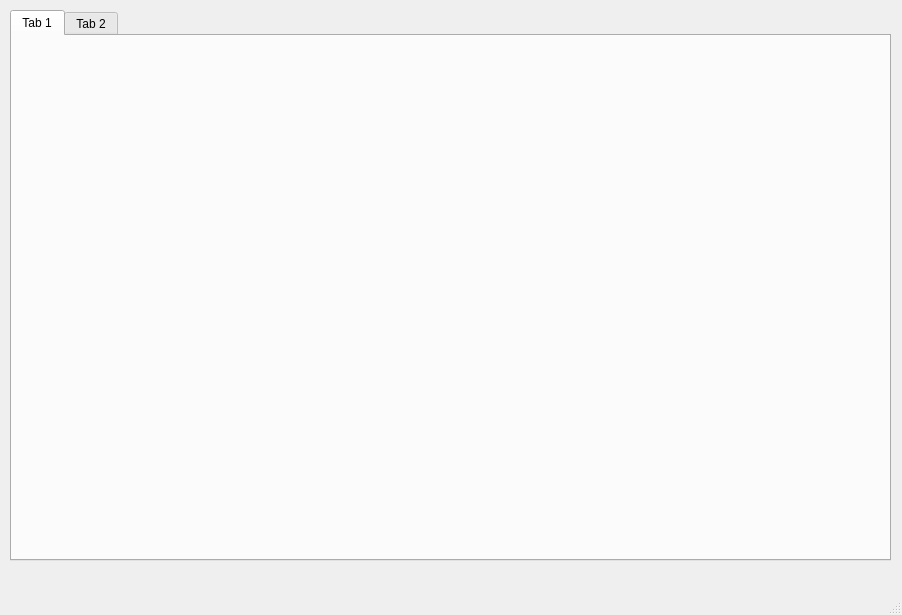
The window that QT/market-analysis_qt/mainwindow.ui (Gendostie/market-analysis) describes before a commit, drawn with Qt 5.
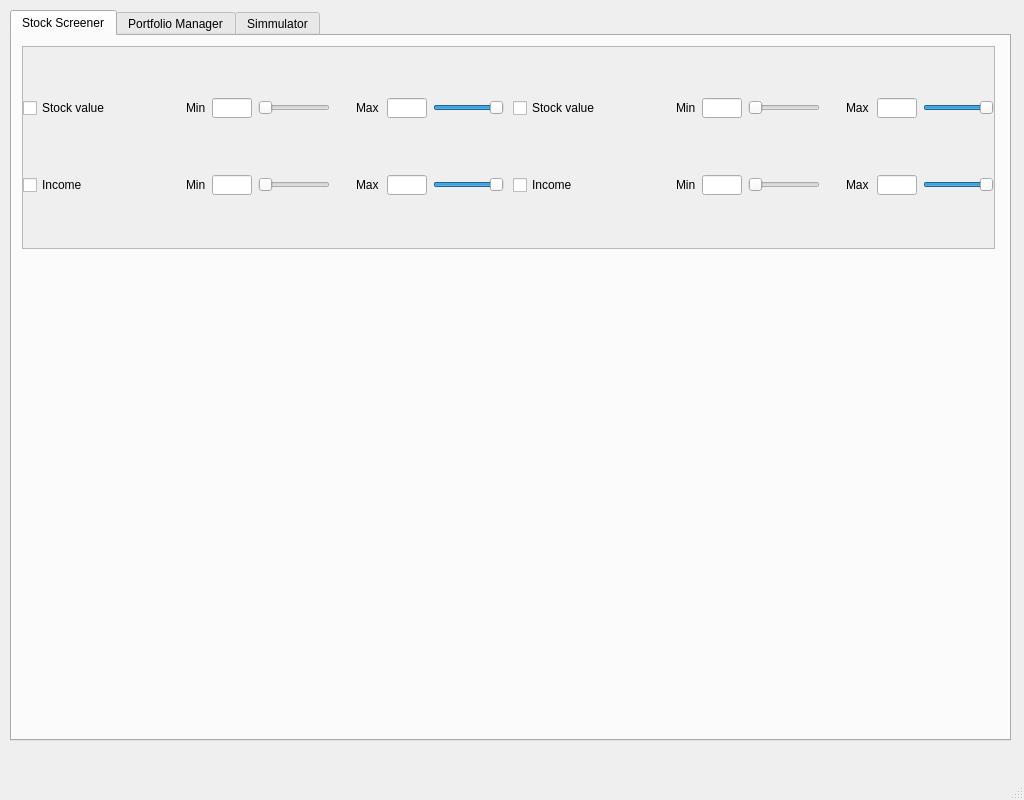
The same window after the commit.

Commit message: try dynamically create criteria to select

What changed in the file:
```diff
--- a/QT/market-analysis_qt/mainwindow.ui
+++ b/QT/market-analysis_qt/mainwindow.ui
@@ -6,31 +6,759 @@
    <rect>
     <x>0</x>
     <y>0</y>
-    <width>902</width>
-    <height>615</height>
+    <width>1024</width>
+    <height>800</height>
    </rect>
   </property>
   <property name="windowTitle">
    <string>MainWindow</string>
   </property>
   <widget class="QWidget" name="centralwidget">
-   <widget class="QTabWidget" name="tabWidget">
+   <widget class="QTabWidget" name="tab">
     <property name="geometry">
      <rect>
       <x>10</x>
       <y>10</y>
-      <width>881</width>
-      <height>551</height>
+      <width>1001</width>
+      <height>731</height>
      </rect>
     </property>
-    <widget class="QWidget" name="tab">
+    <property name="currentIndex">
+     <number>0</number>
+    </property>
+    <widget class="QWidget" name="tabStockScreener">
      <attribute name="title">
-      <string>Tab 1</string>
+      <string>Stock Screener</string>
      </attribute>
+     <widget class="QScrollArea" name="scrollArea">
+      <property name="geometry">
+       <rect>
+        <x>10</x>
+        <y>10</y>
+        <width>973</width>
+        <height>203</height>
+       </rect>
+      </property>
+      <property name="widgetResizable">
+       <bool>true</bool>
+      </property>
+      <widget class="QWidget" name="scrollAreaWidgetContents">
+       <property name="geometry">
+        <rect>
+         <x>0</x>
+         <y>0</y>
+         <width>971</width>
+         <height>201</height>
+        </rect>
+       </property>
+       <widget class="QWidget" name="horizontalLayoutWidget">
+        <property name="geometry">
+         <rect>
+          <x>0</x>
+          <y>0</y>
+          <width>971</width>
+          <height>201</height>
+         </rect>
+        </property>
+        <layout class="QHBoxLayout" name="horizontalLayout">
+         <item>
+          <layout class="QVBoxLayout" name="verticalLayout_left">
+           <item>
+            <layout class="QHBoxLayout" name="horizontalLayout_stockValue">
+             <property name="sizeConstraint">
+              <enum>QLayout::SetDefaultConstraint</enum>
+             </property>
+             <item>
+              <widget class="QCheckBox" name="checkBox_stockValue">
+               <property name="minimumSize">
+                <size>
+                 <width>150</width>
+                 <height>16</height>
+                </size>
+               </property>
+               <property name="maximumSize">
+                <size>
+                 <width>200</width>
+                 <height>16777215</height>
+                </size>
+               </property>
+               <property name="text">
+                <string>Stock value</string>
+               </property>
+              </widget>
+             </item>
+             <item>
+              <spacer name="horizontalSpacer_stockValue1">
+               <property name="orientation">
+                <enum>Qt::Horizontal</enum>
+               </property>
+               <property name="sizeType">
+                <enum>QSizePolicy::Maximum</enum>
+               </property>
+               <property name="sizeHint" stdset="0">
+                <size>
+                 <width>20</width>
+                 <height>20</height>
+                </size>
+               </property>
+              </spacer>
+             </item>
+             <item>
+              <widget class="QLabel" name="label_min_stockValue">
+               <property name="minimumSize">
+                <size>
+                 <width>20</width>
+                 <height>0</height>
+                </size>
+               </property>
+               <property name="maximumSize">
+                <size>
+                 <width>25</width>
+                 <height>16777215</height>
+                </size>
+               </property>
+               <property name="text">
+                <string>Min</string>
+               </property>
+              </widget>
+             </item>
+             <item>
+              <widget class="QLineEdit" name="lineEdit_min_stockValue">
+               <property name="minimumSize">
+                <size>
+                 <width>40</width>
+                 <height>20</height>
+                </size>
+               </property>
+               <property name="maximumSize">
+                <size>
+                 <width>30</width>
+                 <height>16777215</height>
+                </size>
+               </property>
+               <property name="inputMask">
+                <string/>
+               </property>
+               <property name="text">
+                <string/>
+               </property>
+              </widget>
+             </item>
+             <item>
+              <widget class="QSlider" name="horizontalSlider_min_stockValue">
+               <property name="contextMenuPolicy">
+                <enum>Qt::DefaultContextMenu</enum>
+               </property>
+               <property name="maximum">
+                <number>100</number>
+               </property>
+               <property name="orientation">
+                <enum>Qt::Horizontal</enum>
+               </property>
+              </widget>
+             </item>
+             <item>
+              <spacer name="horizontalSpacer_stockValue2">
+               <property name="orientation">
+                <enum>Qt::Horizontal</enum>
+               </property>
+               <property name="sizeType">
+                <enum>QSizePolicy::Fixed</enum>
+               </property>
+               <property name="sizeHint" stdset="0">
+                <size>
+                 <width>20</width>
+                 <height>20</height>
+                </size>
+               </property>
+              </spacer>
+             </item>
+             <item>
+              <widget class="QLabel" name="label_max_stockValue">
+               <property name="minimumSize">
+                <size>
+                 <width>25</width>
+                 <height>0</height>
+                </size>
+               </property>
+               <property name="maximumSize">
+                <size>
+                 <width>30</width>
+                 <height>16777215</height>
+                </size>
+               </property>
+               <property name="text">
+                <string>Max</string>
+               </property>
+              </widget>
+             </item>
+             <item>
+              <widget class="QLineEdit" name="lineEdit_max_stockValue">
+               <property name="minimumSize">
+                <size>
+                 <width>40</width>
+                 <height>20</height>
+                </size>
+               </property>
+               <property name="maximumSize">
+                <size>
+                 <width>30</width>
+                 <height>16777215</height>
+                </size>
+               </property>
+              </widget>
+             </item>
+             <item>
+              <widget class="QSlider" name="horizontalSlider_max_stockValue">
+               <property name="maximum">
+                <number>100</number>
+               </property>
+               <property name="value">
+                <number>100</number>
+               </property>
+               <property name="tracking">
+                <bool>true</bool>
+               </property>
+               <property name="orientation">
+                <enum>Qt::Horizontal</enum>
+               </property>
+               <property name="tickPosition">
+                <enum>QSlider::NoTicks</enum>
+               </property>
+              </widget>
+             </item>
+            </layout>
+           </item>
+           <item>
+            <layout class="QHBoxLayout" name="horizontalLayout_stockValue_2">
+             <property name="sizeConstraint">
+              <enum>QLayout::SetDefaultConstraint</enum>
+             </property>
+             <item>
+              <widget class="QCheckBox" name="checkBox_stockValue_2">
+               <property name="minimumSize">
+                <size>
+                 <width>150</width>
+                 <height>16</height>
+                </size>
+               </property>
+               <property name="maximumSize">
+                <size>
+                 <width>200</width>
+                 <height>16777215</height>
+                </size>
+               </property>
+               <property name="text">
+                <string>Income</string>
+               </property>
+              </widget>
+             </item>
+             <item>
+              <spacer name="horizontalSpacer_stockValue1_2">
+               <property name="orientation">
+                <enum>Qt::Horizontal</enum>
+               </property>
+               <property name="sizeType">
+                <enum>QSizePolicy::Maximum</enum>
+               </property>
+               <property name="sizeHint" stdset="0">
+                <size>
+                 <width>20</width>
+                 <height>20</height>
+                </size>
+               </property>
+              </spacer>
+             </item>
+             <item>
+              <widget class="QLabel" name="label_min_stockValue_2">
+               <property name="minimumSize">
+                <size>
+                 <width>20</width>
+                 <height>0</height>
+                </size>
+               </property>
+               <property name="maximumSize">
+                <size>
+                 <width>25</width>
+                 <height>16777215</height>
+                </size>
+               </property>
+               <property name="text">
+                <string>Min</string>
+               </property>
+              </widget>
+             </item>
+             <item>
+              <widget class="QLineEdit" name="lineEdit_min_stockValue_2">
+               <property name="minimumSize">
+                <size>
+                 <width>40</width>
+                 <height>20</height>
+                </size>
+               </property>
+               <property name="maximumSize">
+                <size>
+                 <width>30</width>
+                 <height>16777215</height>
+                </size>
+               </property>
+               <property name="inputMask">
+                <string/>
+               </property>
+               <property name="text">
+                <string/>
+               </property>
+              </widget>
+             </item>
+             <item>
+              <widget class="QSlider" name="horizontalSlider_min_stockValue_2">
+               <property name="contextMenuPolicy">
+                <enum>Qt::DefaultContextMenu</enum>
+               </property>
+               <property name="maximum">
+                <number>100</number>
+               </property>
+               <property name="orientation">
+                <enum>Qt::Horizontal</enum>
+               </property>
+              </widget>
+             </item>
+             <item>
+              <spacer name="horizontalSpacer_stockValue2_2">
+               <property name="orientation">
+                <enum>Qt::Horizontal</enum>
+               </property>
+               <property name="sizeType">
+                <enum>QSizePolicy::Fixed</enum>
+               </property>
+               <property name="sizeHint" stdset="0">
+                <size>
+                 <width>20</width>
+                 <height>20</height>
+                </size>
+               </property>
+              </spacer>
+             </item>
+             <item>
+              <widget class="QLabel" name="label_max_stockValue_2">
+               <property name="minimumSize">
+                <size>
+                 <width>25</width>
+                 <height>0</height>
+                </size>
+               </property>
+               <property name="maximumSize">
+                <size>
+                 <width>30</width>
+                 <height>16777215</height>
+                </size>
+               </property>
+               <property name="text">
+                <string>Max</string>
+               </property>
+              </widget>
+             </item>
+             <item>
+              <widget class="QLineEdit" name="lineEdit_max_stockValue_2">
+               <property name="minimumSize">
+                <size>
+                 <width>40</width>
+                 <height>20</height>
+                </size>
+               </property>
+               <property name="maximumSize">
+                <size>
+                 <width>30</width>
+                 <height>16777215</height>
+                </size>
+               </property>
+              </widget>
+             </item>
+             <item>
+              <widget class="QSlider" name="horizontalSlider_max_stockValue_2">
+               <property name="maximum">
+                <number>100</number>
+               </property>
+               <property name="value">
+                <number>100</number>
+               </property>
+               <property name="tracking">
+                <bool>true</bool>
+               </property>
+               <property name="orientation">
+                <enum>Qt::Horizontal</enum>
+               </property>
+               <property name="tickPosition">
+                <enum>QSlider::NoTicks</enum>
+               </property>
+              </widget>
+             </item>
+            </layout>
+           </item>
+          </layout>
+         </item>
+         <item>
+          <spacer name="horizontalSpacer">
+           <property name="orientation">
+            <enum>Qt::Horizontal</enum>
+           </property>
+           <property name="sizeHint" stdset="0">
+            <size>
+             <width>40</width>
+             <height>20</height>
+            </size>
+           </property>
+          </spacer>
+         </item>
+         <item>
+          <layout class="QVBoxLayout" name="verticalLayout_rigth">
+           <item>
+            <layout class="QHBoxLayout" name="horizontalLayout_stockValue_3">
+             <property name="sizeConstraint">
+              <enum>QLayout::SetDefaultConstraint</enum>
+             </property>
+             <item>
+              <widget class="QCheckBox" name="checkBox_stockValue_3">
+               <property name="minimumSize">
+                <size>
+                 <width>150</width>
+                 <height>16</height>
+                </size>
+               </property>
+               <property name="maximumSize">
+                <size>
+                 <width>200</width>
+                 <height>16777215</height>
+                </size>
+               </property>
+               <property name="text">
+                <string>Stock value</string>
+               </property>
+              </widget>
+             </item>
+             <item>
+              <spacer name="horizontalSpacer_stockValue1_3">
+               <property name="orientation">
+                <enum>Qt::Horizontal</enum>
+               </property>
+               <property name="sizeType">
+                <enum>QSizePolicy::Maximum</enum>
+               </property>
+               <property name="sizeHint" stdset="0">
+                <size>
+                 <width>20</width>
+                 <height>20</height>
+                </size>
+               </property>
+              </spacer>
+             </item>
+             <item>
+              <widget class="QLabel" name="label_min_stockValue_3">
+               <property name="minimumSize">
+                <size>
+                 <width>20</width>
+                 <height>0</height>
+                </size>
+               </property>
+               <property name="maximumSize">
+                <size>
+                 <width>25</width>
+                 <height>16777215</height>
+                </size>
+               </property>
+               <property name="text">
+                <string>Min</string>
+               </property>
+              </widget>
+             </item>
+             <item>
+              <widget class="QLineEdit" name="lineEdit_min_stockValue_3">
+               <property name="minimumSize">
+                <size>
+                 <width>40</width>
+                 <height>20</height>
+                </size>
+               </property>
+               <property name="maximumSize">
+                <size>
+                 <width>30</width>
+                 <height>16777215</height>
+                </size>
+               </property>
+               <property name="inputMask">
+                <string/>
+               </property>
+               <property name="text">
+                <string/>
+               </property>
+              </widget>
+             </item>
+             <item>
+              <widget class="QSlider" name="horizontalSlider_min_stockValue_3">
+               <property name="contextMenuPolicy">
+                <enum>Qt::DefaultContextMenu</enum>
+               </property>
+               <property name="maximum">
+                <number>100</number>
+               </property>
+               <property name="orientation">
+                <enum>Qt::Horizontal</enum>
+               </property>
+              </widget>
+             </item>
+             <item>
+              <spacer name="horizontalSpacer_stockValue2_3">
+               <property name="orientation">
+                <enum>Qt::Horizontal</enum>
+               </property>
+               <property name="sizeType">
+                <enum>QSizePolicy::Fixed</enum>
+               </property>
+               <property name="sizeHint" stdset="0">
+                <size>
+                 <width>20</width>
+                 <height>20</height>
+                </size>
+               </property>
+              </spacer>
+             </item>
+             <item>
+              <widget class="QLabel" name="label_max_stockValue_3">
+               <property name="minimumSize">
+                <size>
+                 <width>25</width>
+                 <height>0</height>
+                </size>
+               </property>
+               <property name="maximumSize">
+                <size>
+                 <width>30</width>
+                 <height>16777215</height>
+                </size>
+               </property>
+               <property name="text">
+                <string>Max</string>
+               </property>
+              </widget>
+             </item>
+             <item>
+              <widget class="QLineEdit" name="lineEdit_max_stockValue_3">
+               <property name="minimumSize">
+                <size>
+                 <width>40</width>
+                 <height>20</height>
+                </size>
+               </property>
+               <property name="maximumSize">
+                <size>
+                 <width>30</width>
+                 <height>16777215</height>
+                </size>
+               </property>
+              </widget>
+             </item>
+             <item>
+              <widget class="QSlider" name="horizontalSlider_max_stockValue_3">
+               <property name="maximum">
+                <number>100</number>
+               </property>
+               <property name="value">
+                <number>100</number>
+               </property>
+               <property name="tracking">
+                <bool>true</bool>
+               </property>
+               <property name="orientation">
+                <enum>Qt::Horizontal</enum>
+               </property>
+               <property name="tickPosition">
+                <enum>QSlider::NoTicks</enum>
+               </property>
+              </widget>
+             </item>
+            </layout>
+           </item>
+           <item>
+            <layout class="QHBoxLayout" name="horizontalLayout_stockValue_4">
+             <property name="sizeConstraint">
+              <enum>QLayout::SetDefaultConstraint</enum>
+             </property>
+             <item>
+              <widget class="QCheckBox" name="checkBox_stockValue_4">
+               <property name="minimumSize">
+                <size>
+                 <width>150</width>
+                 <height>16</height>
+                </size>
+               </property>
+               <property name="maximumSize">
+                <size>
+                 <width>200</width>
+                 <height>16777215</height>
+                </size>
+               </property>
+               <property name="text">
+                <string>Income</string>
+               </property>
+              </widget>
+             </item>
+             <item>
+              <spacer name="horizontalSpacer_stockValue1_4">
+               <property name="orientation">
+                <enum>Qt::Horizontal</enum>
+               </property>
+               <property name="sizeType">
+                <enum>QSizePolicy::Maximum</enum>
+               </property>
+               <property name="sizeHint" stdset="0">
+                <size>
+                 <width>20</width>
+                 <height>20</height>
+                </size>
+               </property>
+              </spacer>
+             </item>
+             <item>
+              <widget class="QLabel" name="label_min_stockValue_4">
+               <property name="minimumSize">
+                <size>
+                 <width>20</width>
+                 <height>0</height>
+                </size>
+               </property>
+               <property name="maximumSize">
+                <size>
+                 <width>25</width>
+                 <height>16777215</height>
+                </size>
+               </property>
+               <property name="text">
+                <string>Min</string>
+               </property>
+              </widget>
+             </item>
+             <item>
+              <widget class="QLineEdit" name="lineEdit_min_stockValue_4">
+               <property name="minimumSize">
+                <size>
+                 <width>40</width>
+                 <height>20</height>
+                </size>
+               </property>
+               <property name="maximumSize">
+                <size>
+                 <width>30</width>
+                 <height>16777215</height>
+                </size>
+               </property>
+               <property name="inputMask">
+                <string/>
+               </property>
+               <property name="text">
+                <string/>
+               </property>
+              </widget>
+             </item>
+             <item>
+              <widget class="QSlider" name="horizontalSlider_min_stockValue_4">
+               <property name="contextMenuPolicy">
+                <enum>Qt::DefaultContextMenu</enum>
+               </property>
+               <property name="maximum">
+                <number>100</number>
+               </property>
+               <property name="orientation">
+                <enum>Qt::Horizontal</enum>
+               </property>
+              </widget>
+             </item>
+             <item>
+              <spacer name="horizontalSpacer_stockValue2_4">
+               <property name="orientation">
+                <enum>Qt::Horizontal</enum>
+               </property>
+               <property name="sizeType">
+                <enum>QSizePolicy::Fixed</enum>
+               </property>
+               <property name="sizeHint" stdset="0">
+                <size>
+                 <width>20</width>
+                 <height>20</height>
+                </size>
+               </property>
+              </spacer>
+             </item>
+             <item>
+              <widget class="QLabel" name="label_max_stockValue_4">
+               <property name="minimumSize">
+                <size>
+                 <width>25</width>
+                 <height>0</height>
+                </size>
+               </property>
+               <property name="maximumSize">
+                <size>
+                 <width>30</width>
+                 <height>16777215</height>
+                </size>
+               </property>
+               <property name="text">
+                <string>Max</string>
+               </property>
+              </widget>
+             </item>
+             <item>
+              <widget class="QLineEdit" name="lineEdit_max_stockValue_4">
+               <property name="minimumSize">
+                <size>
+                 <width>40</width>
+                 <height>20</height>
+                </size>
+               </property>
+               <property name="maximumSize">
+                <size>
+                 <width>30</width>
+                 <height>16777215</height>
+                </size>
+               </property>
+              </widget>
+             </item>
+             <item>
+              <widget class="QSlider" name="horizontalSlider_max_stockValue_4">
+               <property name="maximum">
+                <number>100</number>
+               </property>
+               <property name="value">
+                <number>100</number>
+               </property>
+               <property name="tracking">
+                <bool>true</bool>
+               </property>
+               <property name="orientation">
+                <enum>Qt::Horizontal</enum>
+               </property>
+               <property name="tickPosition">
+                <enum>QSlider::NoTicks</enum>
+               </property>
+              </widget>
+             </item>
+            </layout>
+           </item>
+          </layout>
+         </item>
+        </layout>
+       </widget>
+      </widget>
+     </widget>
     </widget>
-    <widget class="QWidget" name="tab_2">
+    <widget class="QWidget" name="tabPortfolioManager">
      <attribute name="title">
-      <string>Tab 2</string>
+      <string>Portfolio Manager</string>
+     </attribute>
+    </widget>
+    <widget class="QWidget" name="tabSimmulator">
+     <attribute name="title">
+      <string>Simmulator</string>
      </attribute>
     </widget>
    </widget>
```
Left out of the diff: 4 changed lines with no effect on the pictures. The commit also changes 2 other files.
